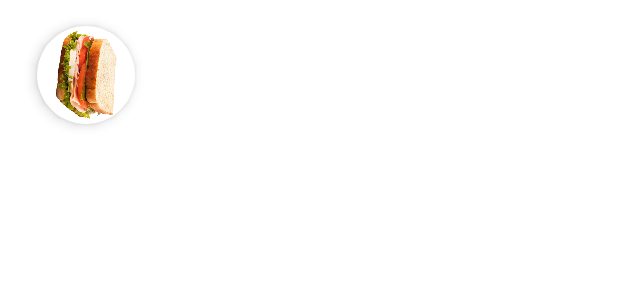
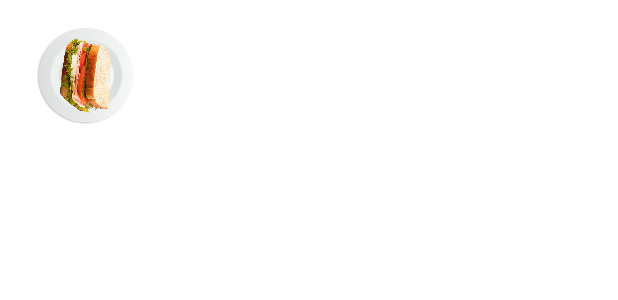
Before and after one commit to jkbehnam/sellingkiosk, an Android app: the layout item_tab.xml on its own in the app's theme, with its tools: preview values and no code run, on a phone screen of 412 x 824 dp. Shown: the top 300 px of the screen. Run offline under Robolectric (Android 15) with nearby library versions, the light colour scheme and no system bars.

Commit message:
just save

```diff
--- a/app/src/main/java/com/example/myapplication/MainActivity.kt
+++ b/app/src/main/java/com/example/myapplication/MainActivity.kt
@@ -53,8 +53,8 @@ class MainActivity : BaseActivity() {
         rcycMain=findViewById(R.id.main_rclc)
 
         val foodList = listOf(
-            FoodMainModel("پیتزا", "pizza", "دوغ، گوجه‌فرنگی، پنیر، زیتون و ...", "۱۰.۹۹ دلار"),
-            FoodMainModel("برگر", "burgure", "گوشت گاو، پنیر، خیارشور، ریحان و ...", "۸.۹۹ دلار"),
+            FoodMainModel(" پیتزا چهارفاصل", "pizza", "دوغ، گوجه‌فرنگی، پنیر، زیتون و ...", "۱۰.۹۹ دلار"),
+            FoodMainModel("برگر گوشت دست ساز", "burgure", "گوشت گاو، پنیر، خیارشور، ریحان و ...", "۸.۹۹ دلار"),
             FoodMainModel("سالاد", "salad", "سبزیجات تازه، خیار، گوجه‌فرنگی، مرغ گریل شده و ...", "۶.۹۹ دلار"),
             FoodMainModel("پاستا", "salad", "ماکارونی، گوشت قرمز، سس گوجه‌فرنگی و ...", "۱۲.۹۹ دلار"),
             FoodMainModel("سوشی", "sandwich", "برنج، ماهی تازه، آووکادو، نوری و ...", "۱۴.۹۹ دلار"),
--- a/app/src/main/res/layout/item_food.xml
+++ b/app/src/main/res/layout/item_food.xml
@@ -71,9 +71,9 @@
             android:layout_marginTop="25dp"
             android:layout_marginEnd="25dp"
             android:layout_marginBottom="5dp"
-            app:cardBackgroundColor="#FAFAFA"
-            app:cardCornerRadius="10dp"
-            app:cardElevation="3dp"
+            app:cardBackgroundColor="#ffffff"
+            app:cardCornerRadius="5dp"
+            app:cardElevation="1dp"
             app:layout_constraintBottom_toBottomOf="parent"
             app:layout_constraintEnd_toEndOf="parent"
             app:layout_constraintStart_toStartOf="parent"
--- a/app/src/main/res/layout/item_tab.xml
+++ b/app/src/main/res/layout/item_tab.xml
@@ -12,20 +12,40 @@
         android:layout_width="wrap_content"
         android:layout_height="wrap_content"
         app:cardCornerRadius="100dp"
+        app:cardBackgroundColor="@android:color/transparent"
         android:layout_marginTop="10dp"
-
-        app:cardElevation="5dp"
+        app:cardElevation="0dp"
         app:layout_constraintEnd_toEndOf="parent"
         app:layout_constraintStart_toStartOf="parent"
         app:layout_constraintTop_toTopOf="parent">
 
-        <ImageView
-            android:id="@+id/imageView"
-            android:layout_width="65dp"
-            android:layout_height="65dp"
-            android:src="@drawable/sandwich"
+        <androidx.constraintlayout.widget.ConstraintLayout
+            android:layout_width="match_parent"
+            android:layout_height="match_parent">
 
-            />
+            <ImageView
+                android:id="@+id/imageView2"
+                android:layout_width="65dp"
+                android:layout_height="65dp"
+                app:layout_constraintBottom_toBottomOf="parent"
+                app:layout_constraintEnd_toEndOf="parent"
+                app:layout_constraintStart_toStartOf="parent"
+                app:layout_constraintTop_toTopOf="parent"
+                android:src="@drawable/plate4"
+                 />
+
+            <ImageView
+                android:id="@+id/imageView"
+                android:layout_width="55dp"
+                android:layout_height="55dp"
+                android:src="@drawable/sandwich"
+
+                app:layout_constraintBottom_toBottomOf="parent"
+                app:layout_constraintEnd_toEndOf="parent"
+                app:layout_constraintStart_toStartOf="parent"
+                app:layout_constraintTop_toTopOf="parent" />
+        </androidx.constraintlayout.widget.ConstraintLayout>
+
     </com.google.android.material.card.MaterialCardView>
 
 
--- a/app/src/main/res/values/colors.xml
+++ b/app/src/main/res/values/colors.xml
@@ -7,5 +7,5 @@
     <color name="teal_700">#FF018786</color>
     <color name="black">#FF000000</color>
     <color name="white">#FFFFFFFF</color>
-    <color name="mainText">#555555</color>
+    <color name="mainText">#011627</color>
 </resources>
```
Also changed, not shown: app/src/main/res/drawable/tabback.xml (added, +11 -0 lines), app/src/main/res/layout/activity_main.xml (+5 -6 lines), app/src/main/res/drawable/hh.jpg (added), app/src/main/res/drawable/plate.png (added), app/src/main/res/drawable/plate4.png (added), app/src/main/res/drawable/ticket.png (deleted).
